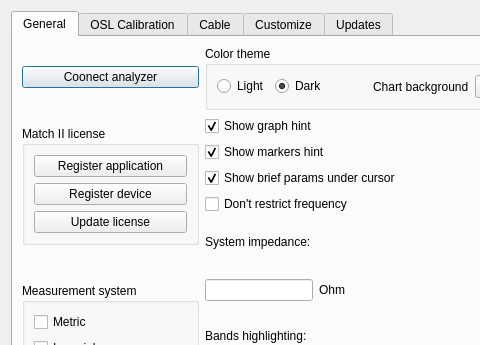
Old version of the form settings.ui in the repository rigexpert/AntScope2; both pictures show x 0 to 480 and y 0 to 345 of the 614 by 486 pixel window.
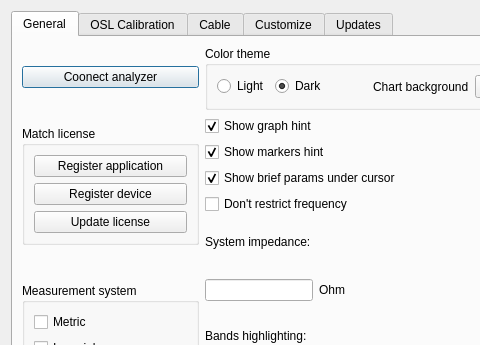
New version of the form.

Commit message: under construction: license

```diff
--- a/settings.ui
+++ b/settings.ui
@@ -76,7 +76,7 @@
            <item>
             <widget class="QGroupBox" name="groupBoxLicense">
              <property name="title">
-              <string>Match II license</string>
+              <string>Match license</string>
              </property>
              <layout class="QVBoxLayout" name="verticalLayout_10">
               <item>
```
The commit also changes 9 other files.
